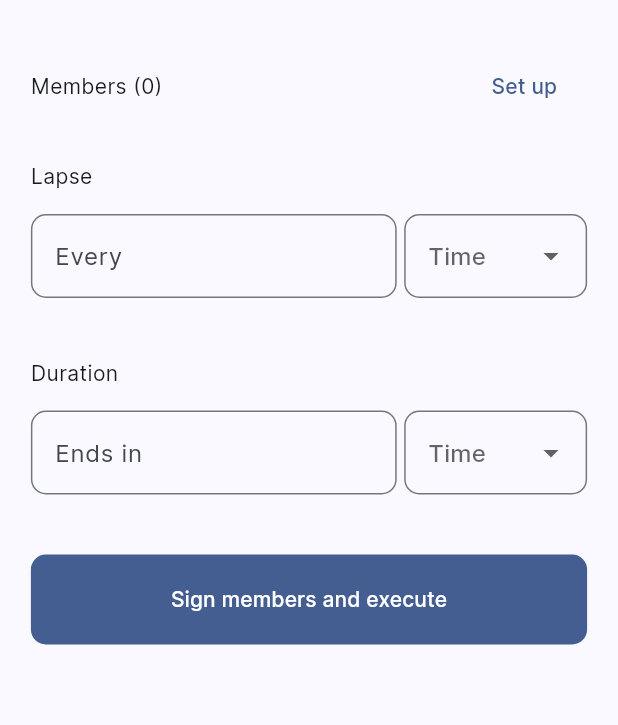
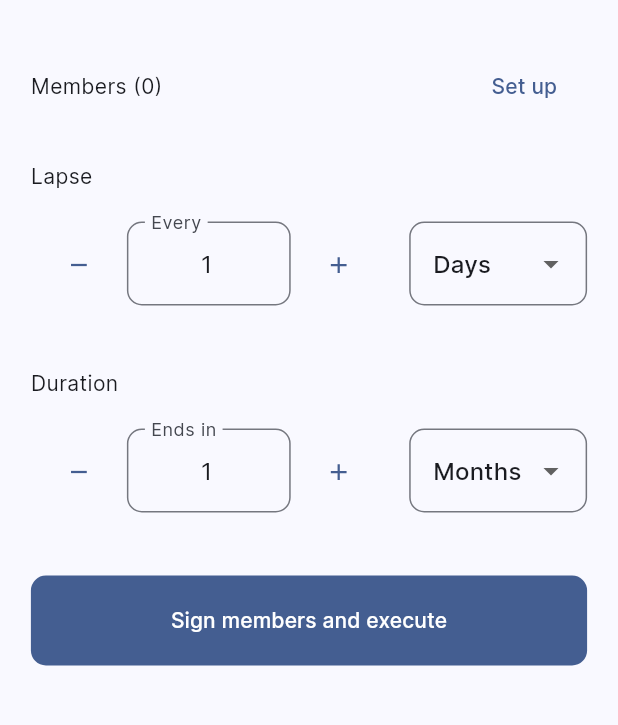
Before and after one commit to pastelcode/automated_payments_on_eth_blockchain_frontend, a Flutter app: the screen it shows after launch, on a phone screen of 412 x 824 dp, the part 86-811 px from its top. Run offline on Flutter 3.47's test engine with Material 2 defaults, Android fonts, the phone set to English and light mode, and no system bars; our stand-ins replace dartz, equatable, flutter_bloc, flutter_remix, flutter_svg, go_router and 1 more.

Commit message:
Improve home page

```diff
--- a/lib/core/presentation/widgets/custom_app_bar/appearance_option.dart
+++ b/lib/core/presentation/widgets/custom_app_bar/appearance_option.dart
@@ -57,7 +57,9 @@ class _AppearanceOptionsBottomSheet extends StatelessWidget {
         BuildContext context,
         ThemeMode themeMode,
       ) {
-        return Row(
+        return Column(
+          children: <Widget>[
+            Row(
               children: <Widget>[
                 for (final mode in _ThemeModes.values)
                   Expanded(
@@ -74,6 +76,8 @@ class _AppearanceOptionsBottomSheet extends StatelessWidget {
                         size: 36,
                       ),
                     ),
+                  ),
+              ],
             ),
           ],
         );
--- a/lib/features/home/data/models/contract_duration_model.dart
+++ b/lib/features/home/data/models/contract_duration_model.dart
@@ -12,8 +12,8 @@ import 'package:equatable/equatable.dart';
 class ContractDurationModel extends Equatable with ModelOf<ContractDuration> {
   /// {@macro contractSettings.domain.entities.contractDuration}
   const ContractDurationModel({
-    this.end,
-    this.unit,
+    required this.end,
+    required this.unit,
   });
 
   /// {@macro contractSettings.domain.entities.contractDuration}
@@ -42,10 +42,10 @@ class ContractDurationModel extends Equatable with ModelOf<ContractDuration> {
   }
 
   /// {@macro contractSettings.domain.entities.contractDuration.end}
-  final int? end;
+  final int end;
 
   /// {@macro contractSettings.domain.entities.contractDuration.unit}
-  final DurationUnit? unit;
+  final DurationUnit unit;
 
   @override
   ContractDurationModel copyWith({
@@ -69,7 +69,7 @@ class ContractDurationModel extends Equatable with ModelOf<ContractDuration> {
   Map<String, dynamic> toMap() {
     return {
       'end': end,
-      'unit': unit?.name,
+      'unit': unit.name,
     };
   }
 
--- a/lib/features/home/data/models/contract_lapse_model.dart
+++ b/lib/features/home/data/models/contract_lapse_model.dart
@@ -12,8 +12,8 @@ import 'package:equatable/equatable.dart';
 class ContractLapseModel extends Equatable with ModelOf<ContractLapse> {
   /// {@macro contractSettings.domain.entities.contractLapse}
   const ContractLapseModel({
-    this.every,
-    this.unit,
+    required this.every,
+    required this.unit,
   });
 
   /// {@macro contractSettings.domain.entities.contractLapse}
@@ -44,10 +44,10 @@ class ContractLapseModel extends Equatable with ModelOf<ContractLapse> {
   }
 
   /// {@macro contractSettings.domain.entities.contractLapse.every}
-  final int? every;
+  final int every;
 
   /// {@macro contractSettings.domain.entities.contractLapse.unit}
-  final DurationUnit? unit;
+  final DurationUnit unit;
 
   @override
   ContractLapseModel copyWith({
@@ -71,7 +71,7 @@ class ContractLapseModel extends Equatable with ModelOf<ContractLapse> {
   Map<String, dynamic> toMap() {
     return {
       'every': every,
-      'unit': unit?.name,
+      'unit': unit.name,
     };
   }
 
--- a/lib/features/home/presentation/bloc/contract_settings_bloc/contract_settings_bloc.dart
+++ b/lib/features/home/presentation/bloc/contract_settings_bloc/contract_settings_bloc.dart
@@ -26,8 +26,14 @@ class ContractSettingsBloc
       : super(
           const ContractSettingsState(
             members: <ContractMemberModel>[],
-            lapse: ContractLapseModel(),
-            duration: ContractDurationModel(),
+            lapse: ContractLapseModel(
+              every: 1,
+              unit: DurationUnit.day,
+            ),
+            duration: ContractDurationModel(
+              end: 1,
+              unit: DurationUnit.month,
+            ),
             isValidated: false,
           ),
         ) {
@@ -113,14 +119,15 @@ class ContractSettingsBloc
     UpdateDuration event,
     Emitter<ContractSettingsState> emit,
   ) {
+    final number = event.end != null
+        ? int.tryParse(
+            event.end!,
+          )
+        : null;
     emit(
       state.copyWith(
         duration: state.duration.copyWith(
-          end: event.end != null
-              ? int.parse(
-                  event.end!,
-                )
-              : null,
+          end: number == null || number < 1 ? null : number,
           unit: event.unit,
         ),
       ),
@@ -131,14 +138,15 @@ class ContractSettingsBloc
     UpdateLapse event,
     Emitter<ContractSettingsState> emit,
   ) {
+    final number = event.every != null
+        ? int.tryParse(
+            event.every!,
+          )
+        : null;
     emit(
       state.copyWith(
         lapse: state.lapse.copyWith(
-          every: event.every != null
-              ? int.parse(
-                  event.every!,
-                )
-              : null,
+          every: number == null || number < 1 ? null : number,
           unit: event.unit,
         ),
       ),
--- a/lib/features/home/presentation/pages/home_page.dart
+++ b/lib/features/home/presentation/pages/home_page.dart
@@ -74,22 +74,51 @@ class _HomePageState extends State<HomePage> {
               Form(
                 key: _formKeyToValidate,
                 child: Column(
+                  crossAxisAlignment: CrossAxisAlignment.start,
                   children: <Widget>[
-                    DurationFormContent(
-                      title: 'Lapse',
+                    const Text(
+                      'Lapse',
+                    ),
+                    const _Gap(),
+                    BlocBuilder<ContractSettingsBloc, ContractSettingsState>(
+                      builder: (
+                        BuildContext context,
+                        ContractSettingsState contractSettingsState,
+                      ) {
+                        return DurationFormContent(
                           labelForDurationTextField: 'Every',
                           errorMessageForDurationTextField:
-                          'Set a lapse for the contract',
+                              'Set a valid lapse for the contract',
+                          initialDurationValue:
+                              contractSettingsState.lapse.every,
+                          initialDurationUnitValue:
+                              contractSettingsState.lapse.unit,
                           onFieldsChange: _updateLapse,
+                        );
+                      },
                     ),
                     const _Gap(),
                     const _Gap(),
-                    DurationFormContent(
-                      title: 'Duration',
+                    const Text(
+                      'Duration',
+                    ),
+                    const _Gap(),
+                    BlocBuilder<ContractSettingsBloc, ContractSettingsState>(
+                      builder: (
+                        BuildContext context,
+                        ContractSettingsState contractSettingsState,
+                      ) {
+                        return DurationFormContent(
                           labelForDurationTextField: 'Ends in',
                           errorMessageForDurationTextField:
-                          'Set an end for the contract',
+                              'Set a valid end for the contract',
+                          initialDurationValue:
+                              contractSettingsState.duration.end,
+                          initialDurationUnitValue:
+                              contractSettingsState.duration.unit,
                           onFieldsChange: _updateDuration,
+                        );
+                      },
                     ),
                   ],
                 ),
--- a/lib/features/home/presentation/widgets/duration_form_content.dart
+++ b/lib/features/home/presentation/widgets/duration_form_content.dart
@@ -1,23 +1,21 @@
+import 'package:automated_payments_on_eth_blockchain_frontend/core/presentation/widgets/widgets.dart';
 import 'package:automated_payments_on_eth_blockchain_frontend/features/home/domain/entities/entities.dart';
-import 'package:automated_payments_on_eth_blockchain_frontend/features/home/presentation/bloc/contract_settings_bloc/contract_settings_bloc.dart';
 import 'package:flutter/material.dart';
-import 'package:flutter_bloc/flutter_bloc.dart';
+import 'package:flutter_remix/flutter_remix.dart';
 
 /// {@template duration_form_content}
 /// A form content to set the duration of the main contract.
 /// {@endtemplate}
-class DurationFormContent extends StatelessWidget {
+class DurationFormContent extends StatefulWidget {
   /// {@macro duration_form_content}
   const DurationFormContent({
     super.key,
-    required this.title,
     required this.labelForDurationTextField,
     required this.errorMessageForDurationTextField,
     required this.onFieldsChange,
+    required this.initialDurationUnitValue,
+    required this.initialDurationValue,
   });
-
-  /// The title for this duration form.
-  final String title;
 
   /// The label for duration text field.
   final String labelForDurationTextField;
@@ -26,40 +24,94 @@ class DurationFormContent extends StatelessWidget {
   /// to [int].
   final String errorMessageForDurationTextField;
 
+  /// The initial value for duration field.
+  final int initialDurationValue;
+
+  /// The initial value for duration unit value.
+  final DurationUnit initialDurationUnitValue;
+
+  /// The function to execute when any text field changes.
   final void Function({
     String? duration,
     DurationUnit? unit,
   }) onFieldsChange;
 
   @override
+  State<DurationFormContent> createState() => _DurationFormContentState();
+}
+
+class _DurationFormContentState extends State<DurationFormContent> {
+  late final TextEditingController durationController;
+
+  int _parseNumberToDecreaseOrIncrease() {
+    final number = int.tryParse(
+      durationController.text,
+    );
+    if (number != null) {
+      return number;
+    }
+    durationController.text = '1';
+    widget.onFieldsChange(
+      duration: '1',
+    );
+    return 0;
+  }
+
+  void _decreaseDuration() {
+    final number = _parseNumberToDecreaseOrIncrease();
+    if (number <= 1) {
+      return;
+    }
+    final decrease = number - 1;
+    durationController.text = '$decrease';
+    widget.onFieldsChange(
+      duration: '$decrease',
+    );
+  }
+
+  void _increaseDuration() {
+    final number = _parseNumberToDecreaseOrIncrease();
+    final increase = number + 1;
+    durationController.text = '$increase';
+    widget.onFieldsChange(
+      duration: '$increase',
+    );
+  }
+
+  @override
+  void initState() {
+    super.initState();
+    durationController = TextEditingController(
+      text: '${widget.initialDurationValue}',
+    );
+  }
+
+  @override
   Widget build(
     BuildContext context,
   ) {
-    return BlocBuilder<ContractSettingsBloc, ContractSettingsState>(
-      builder: (
-        BuildContext context,
-        ContractSettingsState state,
-      ) {
-        return Column(
-          crossAxisAlignment: CrossAxisAlignment.start,
-          children: <Widget>[
-            Text(
-              title,
-            ),
-            const SizedBox(
-              height: 15,
-            ),
-            Row(
+    return Row(
       crossAxisAlignment: CrossAxisAlignment.start,
       children: <Widget>[
         Expanded(
           flex: 2,
+          child: Row(
+            crossAxisAlignment: CrossAxisAlignment.start,
+            children: <Widget>[
+              Button(
+                onPressed: _decreaseDuration,
+                title: const Icon(
+                  FlutterRemix.subtract_line,
+                ),
+              ),
+              Expanded(
                 child: TextFormField(
+                  controller: durationController,
                   keyboardType: TextInputType.number,
                   textAlign: TextAlign.center,
                   decoration: InputDecoration(
                     label: Text(
-                        labelForDurationTextField,
+                      widget.labelForDurationTextField,
                     ),
                     hintText: '4',
                   ),
@@ -71,32 +123,45 @@ class DurationFormContent extends StatelessWidget {
                         int.tryParse(
                               value,
                             ) ==
-                              null) {
-                        return errorMessageForDurationTextField;
+                            null ||
+                        int.parse(
+                              value,
+                            ) <
+                            1) {
+                      return widget.errorMessageForDurationTextField;
                     }
                     return null;
                   },
                   onChanged: (
                     String value,
                   ) {
-                      onFieldsChange(
+                    widget.onFieldsChange(
                       duration: value,
                     );
                   },
                 ),
               ),
+              Button(
+                onPressed: _increaseDuration,
+                title: const Icon(
+                  FlutterRemix.add_line,
+                ),
+              ),
+            ],
+          ),
+        ),
         const SizedBox(
-                  width: 5,
+          width: 15,
         ),
         Expanded(
           child: DropdownButtonFormField<DurationUnit>(
             elevation: 0,
             isExpanded: true,
-                    value: state.duration.unit,
+            value: widget.initialDurationUnitValue,
             onChanged: (
               DurationUnit? unit,
             ) {
-                      onFieldsChange(
+              widget.onFieldsChange(
                 unit: unit,
               );
             },
@@ -128,10 +193,6 @@ class DurationFormContent extends StatelessWidget {
           ),
         ),
       ],
-            ),
-          ],
-        );
-      },
     );
   }
 }
```
Lines whose indentation alone changed are shown as unchanged.
